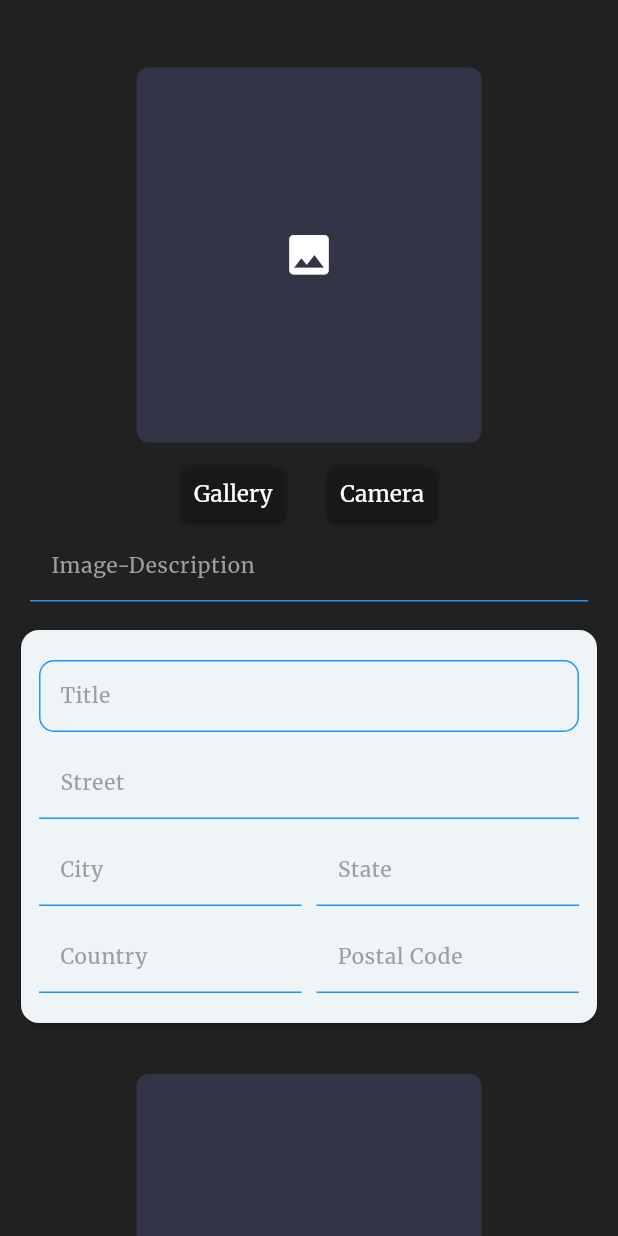
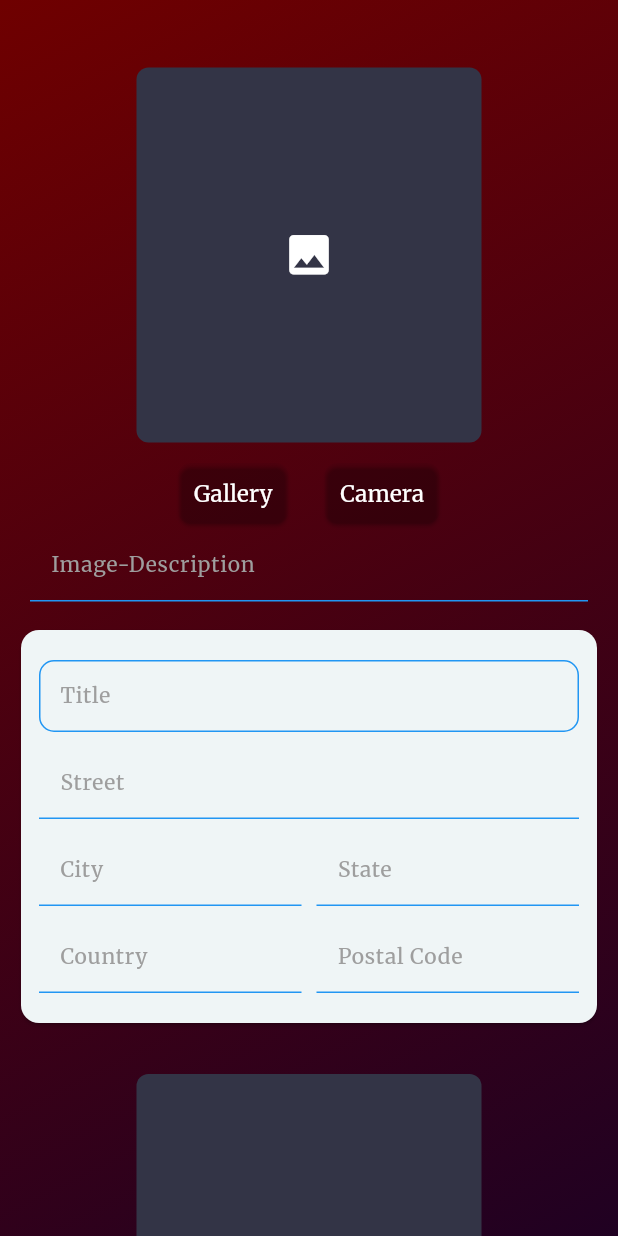
Before and after one commit to David-999-david/Man-app, a Flutter app: the CreateAddress screen opened directly, after a tap on the "add" icon, on a phone screen of 412 x 824 dp. Run offline on Flutter 3.47's test engine with Material 3 defaults, Android fonts, the phone set to English and light mode, and no system bars; our stand-ins replace badges, dio, email_validator, flutter_contacts, flutter_dotenv, flutter_secure_storage and 13 more; accounts and stored records are empty; network calls fail.

Commit message:
now also address with user input of needed for address can be added as like array with each address can now be also with image or its image description for each item

```diff
--- a/lib/data/remote/address/address_remote.dart
+++ b/lib/data/remote/address/address_remote.dart
@@ -88,10 +88,10 @@ class AddressRemote {
     }
   }
 
-  Future<List<ReturnTestAddress>> createMany(List<TestAddress> items) async {
+  Future<List<ReturnTestAddress>> createMany(FormData form) async {
     try {
       final response = await _dio.post(ApiUrl.createManyAddress,
-          data: {'items': items.map((item) => item.toJson()).toList()});
+          data: form, options: Options(contentType: 'multipart/form-data'));
 
       final status = response.statusCode!;
 
--- a/lib/domain/repository/address/address_repository.dart
+++ b/lib/domain/repository/address/address_repository.dart
@@ -19,7 +19,7 @@ class AddressRepository {
     return AddressRemote().removeAddress(id);
   }
 
-  Future<List<ReturnTestAddress>> createMany(List<TestAddress> items) {
-    return AddressRemote().createMany(items);
+  Future<List<ReturnTestAddress>> createMany(FormData form) {
+    return AddressRemote().createMany(form);
   }
 }
--- a/lib/domain/usecase/address/address_usecase.dart
+++ b/lib/domain/usecase/address/address_usecase.dart
@@ -19,7 +19,7 @@ class AddressUsecase {
     return await AddressRepository().removeAddress(id);
   }
 
-  Future<List<ReturnTestAddress>> createMany(List<TestAddress> items) async {
-    return await AddressRepository().createMany(items);
+  Future<List<ReturnTestAddress>> createMany(FormData form) async {
+    return await AddressRepository().createMany(form);
   }
 }
--- a/lib/presentation/userProfile/address/address.dart
+++ b/lib/presentation/userProfile/address/address.dart
@@ -193,7 +193,7 @@ Widget _addressCard(
                               ),
                               Text(
                                 address.street.isNotEmpty
-                                    ? address.street
+                                    ? address.street.toUpperCase()
                                     : 'Unknown',
                                 style: 13.sp(
                                     color: address.street.isNotEmpty
@@ -227,7 +227,7 @@ Widget _addressCard(
                               ),
                               Text(
                                   address.country.isNotEmpty
-                                      ? address.country
+                                      ? address.country.toUpperCase()
                                       : 'Unknown',
                                   style: 13.sp(
                                       color: address.country.isNotEmpty
--- a/lib/presentation/userProfile/address/create_address/create_address.dart
+++ b/lib/presentation/userProfile/address/create_address/create_address.dart
@@ -383,7 +383,13 @@ class CreateAddress extends StatelessWidget {
             body: provider.loading
                 ? LoadingShow()
                 : Container(
-                  child: SingleChildScrollView(
+                    height: double.infinity,
+                    decoration: BoxDecoration(
+                        gradient: LinearGradient(
+                            colors: [Color(0xff200122), Color(0xff6f0000)],
+                            begin: Alignment.bottomRight,
+                            end: Alignment.topLeft)),
+                    child: SingleChildScrollView(
                       child: Padding(
                         padding:
                             const EdgeInsets.only(left: 10, right: 10, top: 30),
@@ -473,7 +479,7 @@ class CreateAddress extends StatelessWidget {
                         ),
                       ),
                     ),
-                ));
+                  ));
       },
     );
   }
@@ -551,7 +557,7 @@ Widget _addressCard(AddressNotifier provider, int i) {
       ),
       Padding(
         padding: const EdgeInsets.symmetric(horizontal: 10),
-        child: _textFormField(
+        child: _textFormFieldDesc(
             provider, 'Image-Description', provider.imageDesc[i]),
       ),
       SizedBox(
@@ -696,6 +702,31 @@ Widget _textFormField(
   );
 }
 
+Widget _textFormFieldDesc(
+    AddressNotifier provider, String hint, TextEditingController controller) {
+  return TextFormField(
+    controller: controller,
+    style: 15.sp(color: Colors.white),
+    decoration: InputDecoration(
+        filled: true,
+        fillColor: Colors.transparent,
+        hintText: hint,
+        hintStyle: 14.sp(color: Colors.grey),
+        contentPadding: EdgeInsets.symmetric(horizontal: 10),
+        errorStyle: 11.sp(color: Colors.red),
+        border: UnderlineInputBorder(
+          borderSide: BorderSide(color: Colors.black12),
+        ),
+        focusedBorder:
+            UnderlineInputBorder(borderSide: BorderSide(color: Colors.green)),
+        enabled: true,
+        enabledBorder:
+            UnderlineInputBorder(borderSide: BorderSide(color: Colors.blue)),
+        errorBorder:
+            UnderlineInputBorder(borderSide: BorderSide(color: Colors.red))),
+  );
+}
+
 Widget _textFormField2(
     AddressNotifier provider, String hint, TextEditingController controller) {
   return TextFormField(
```
Also changed, not shown: lib/data/model/address/address_model.dart (+23 -20 lines), lib/presentation/userProfile/address/notifier/address_notifier.dart (+56 -18 lines).
